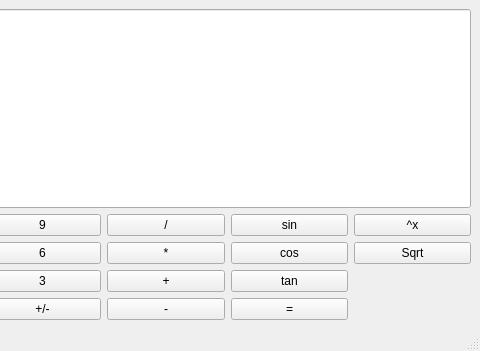
Qt form mainwindow.ui (Cyrus440/Kalkulator) before a commit; both pictures show x 271 to 751 and y 0 to 351 of the 751 by 351 pixel window.
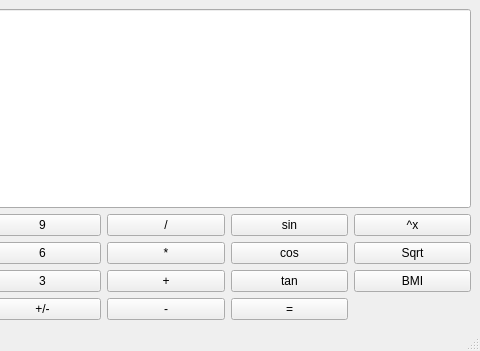
The same form after that commit.

Diff of the .ui file:
```diff
--- a/mainwindow.ui
+++ b/mainwindow.ui
@@ -182,6 +182,13 @@
       </property>
      </widget>
     </item>
+    <item row="3" column="5">
+     <widget class="QPushButton" name="BMI">
+      <property name="text">
+       <string>BMI</string>
+      </property>
+     </widget>
+    </item>
    </layout>
   </widget>
   <widget class="QMenuBar" name="menubar">
```
Left out of the diff: 2 changed lines with no effect on the pictures.
